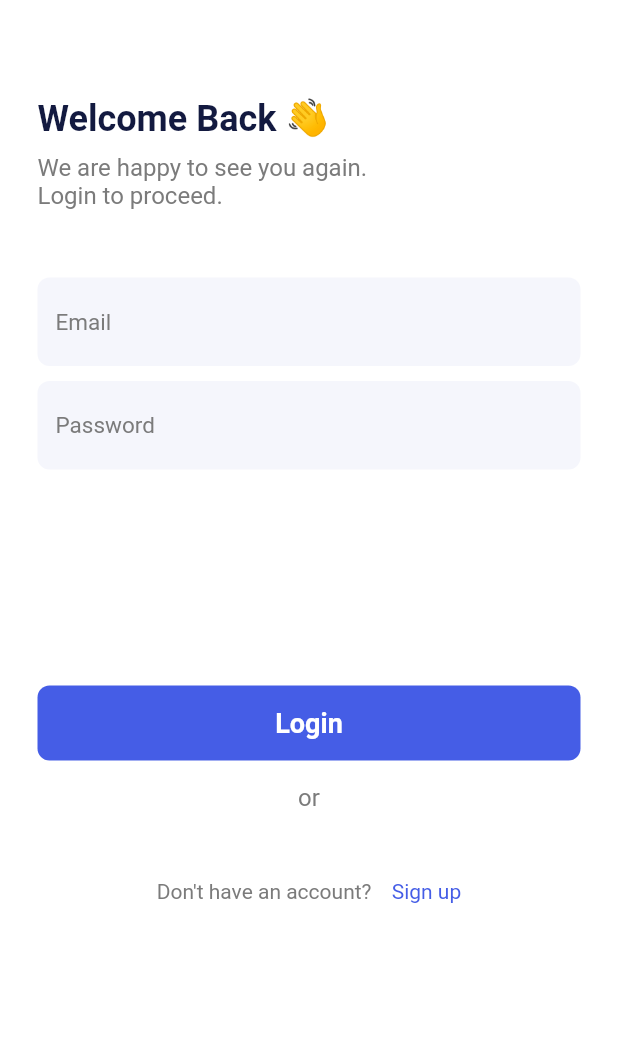
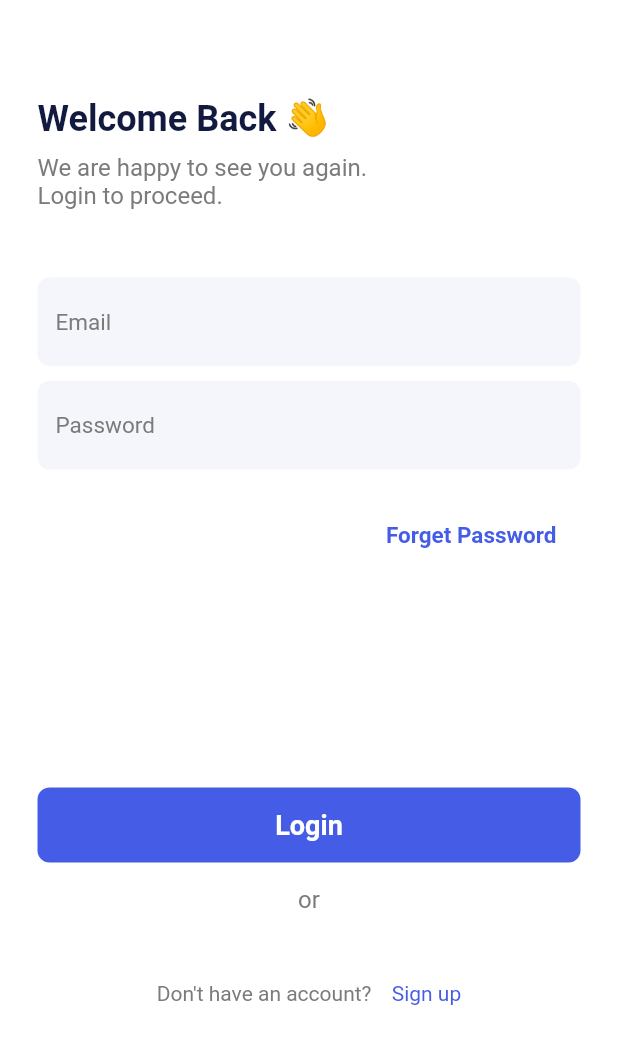
Before and after one commit to ZeeshanSalem/Techylem_blog_app, a Flutter app: the screen it shows after launch, on a phone screen of 412 x 824 dp. Shown: the top 1044 px of the screen. Run offline on Flutter 3.47's test engine with Material 2 defaults, Android fonts, the phone set to English and light mode, and no system bars; our stand-ins replace cloud_firestore, firebase_auth, firebase_core, firebase_storage, get, get_it and 2 more; accounts and stored records are empty; Roboto replaces fonts that are missing (Assistant, Sinhala Sangam MN).

```diff
--- a/lib/ui/custom_widget/blog_tile.dart
+++ b/lib/ui/custom_widget/blog_tile.dart
@@ -11,7 +11,8 @@ import 'package:get/get.dart';
 
 class BlogTile extends StatefulWidget {
   final Blog blog;
-  BlogTile({this.blog});
+  final myUid;
+  BlogTile({this.blog, this.myUid});
 
   @override
   _BlogTileState createState() => _BlogTileState();
@@ -21,7 +22,6 @@ class _BlogTileState extends State<BlogTile> {
    String halfText;
    bool isReadFullContent = false;
    bool isEqual;
-   final myUid = locator<AuthService>().appUser.id ?? "";
 
    @override
   void initState() {
@@ -135,7 +135,7 @@ class _BlogTileState extends State<BlogTile> {
           ///
          Align(
            alignment: Alignment.topRight,
-           child:  myUid == widget.blog.publisherId ?
+           child: widget.myUid == widget.blog.publisherId ?
            IconButton(
                icon: Container(
                  height: 40,
--- a/lib/ui/custom_widget/input_text_form_field.dart
+++ b/lib/ui/custom_widget/input_text_form_field.dart
@@ -21,6 +21,7 @@ class InputTextFormField extends StatelessWidget {
       validator: validation,
       obscureText: isPasswordActive,
       onChanged: onChanged,
+      onSaved: onChanged,
       cursorColor: primaryColor,
       decoration: InputDecoration(
 //                      labelText: "Name",
--- a/lib/ui/screens/registration_auth/login/login_screen.dart
+++ b/lib/ui/screens/registration_auth/login/login_screen.dart
@@ -2,6 +2,7 @@ import 'package:antonx/core/constant/colors.dart';
 import 'package:antonx/core/constant/text_style.dart';
 import 'package:antonx/core/enums/view_state.dart';
 import 'package:antonx/ui/custom_widget/auth_message.dart';
+import 'package:antonx/ui/custom_widget/dialogs/email_verfication_dialog.dart';
 import 'package:antonx/ui/custom_widget/input_text_form_field.dart';
 import 'package:antonx/ui/custom_widget/rectanguler_button.dart';
 import 'package:antonx/ui/screens/dashboard/dashboard_screen.dart';
@@ -26,37 +27,46 @@ class LoginScreen extends StatelessWidget {
           child: SafeArea(
             child: Scaffold(
               backgroundColor: Colors.white,
+
               ///
               /// Body Start From Here
               ///
               body: SingleChildScrollView(
                 child: Padding(
                   padding: EdgeInsets.fromLTRB(25, 65, 25, 28),
-
                   child: Form(
                     key: _formKey,
                     child: Column(
                       crossAxisAlignment: CrossAxisAlignment.start,
                       children: [
+                        Text(
+                          "Welcome Back 👋️‍",
+                          style: headingTextStyle,
+                        ),
 
-                        Text("Welcome Back 👋️‍", style: headingTextStyle,),
+                        SizedBox(
+                          height: 9,
+                        ),
 
-                        SizedBox(height: 9,),
-
-                        Text("We are happy to see you again.\nLogin to proceed.",
+                        Text(
+                          "We are happy to see you again.\nLogin to proceed.",
                           style: subHeadingTextStyle.copyWith(
                             height: 1.2,
                             fontSize: 16,
-                          ),),
+                          ),
+                        ),
 
-                        SizedBox(height: 45,),
+                        SizedBox(
+                          height: 45,
+                        ),
 
                         ///
                         /// Email Text Field
                         ///
                         InputTextFormField(
                           hintText: "Email",
-                          controller: TextEditingController(text: model.appUser.email),
+                          controller:
+                              TextEditingController(text: model.appUser.email),
                           validation: (String val) {
                             if (val == null || val.length < 1)
                               return 'Please enter your email';
@@ -68,7 +78,9 @@ class LoginScreen extends StatelessWidget {
                           },
                         ),
 
-                        SizedBox(height: 10,),
+                        SizedBox(
+                          height: 10,
+                        ),
 
                         ///
                         /// Password Text Field
@@ -76,7 +88,8 @@ class LoginScreen extends StatelessWidget {
                         InputTextFormField(
                           hintText: "Password",
                           isPasswordActive: true,
-                          controller: TextEditingController(text: model.appUser.password),
+                          controller: TextEditingController(
+                              text: model.appUser.password),
                           validation: (String val) {
                             if (val == null || val.length < 6)
                               return 'Min Password length = 6 characters';
@@ -88,7 +101,34 @@ class LoginScreen extends StatelessWidget {
                           },
                         ),
 
-                        SizedBox(height: 144,),
+                        SizedBox(
+                          height: 20,
+                        ),
+
+                        /// Forget Password
+                        ///
+                        Align(
+                          alignment: Alignment.centerRight,
+                          child: FlatButton(
+                            onPressed: () async {
+                              String email = await Get.dialog(EmailDialog());
+                              if (email != null) {
+//                                print(email);
+                                model.resetPassword(email);
+
+                              }
+                            },
+                            child: Text(
+                              "Forget Password",
+                              style:
+                                  buttonTextStyle.copyWith(color: primaryColor, fontSize: 15),
+                            ),
+                          ),
+                        ),
+
+                        SizedBox(
+                          height: 144,
+                        ),
 
                         ///
                         /// Registration Button
@@ -97,12 +137,12 @@ class LoginScreen extends StatelessWidget {
                           height: 50,
                           width: double.infinity,
                           child: RectangularButton(
-                            onPressed: () async{
-                              if(_formKey.currentState.validate()){
+                            onPressed: () async {
+                              if (_formKey.currentState.validate()) {
                                 await model.loginWithEmailPassword();
-                                if(model.authResult.status){
-                                  Get.to(DashboardScreen());
-                                } else{
+                                if (model.authResult.status) {
+                                  Get.offAll(()=>DashboardScreen());
+                                } else {
                                   showDialog(
                                     context: context,
                                     child: AlertDialog(
@@ -118,10 +158,10 @@ class LoginScreen extends StatelessWidget {
                             text: "Login",
                             textColor: Colors.white,
                             buttonColor: primaryColor,
-
                           ),
                         ),
 
+                        ///
 
                         ///
                         /// Or Text
@@ -129,12 +169,17 @@ class LoginScreen extends StatelessWidget {
                         Center(
                           child: Padding(
                             padding: EdgeInsets.symmetric(vertical: 15),
-                            child: Text("or",textAlign: TextAlign.center ,style: subHeadingTextStyle,),
+                            child: Text(
+                              "or",
+                              textAlign: TextAlign.center,
+                              style: subHeadingTextStyle,
+                            ),
                           ),
                         ),
 
-
-                        SizedBox(height: 30,),
+                        SizedBox(
+                          height: 30,
+                        ),
 
                         ///
                         /// Don't Have Account Button
@@ -146,13 +191,13 @@ class LoginScreen extends StatelessWidget {
                             authText: "Sign up",
                           ),
                         ),
-
                       ],
                     ),
                   ),
                 ),
               ),
-            ),),
+            ),
+          ),
         ),
       ),
     );
--- a/lib/ui/screens/registration_auth/sign_up/sign_up_screen.dart
+++ b/lib/ui/screens/registration_auth/sign_up/sign_up_screen.dart
@@ -118,7 +118,7 @@ class SignUpScreen extends StatelessWidget {
                               if(_formKey.currentState.validate()){
                                 await model.createAccount();
                                 if(model.authResult.status){
-                                  Get.to(DashboardScreen());
+                                  Get.offAll(() =>DashboardScreen());
                                 } else{
                                   showDialog(
                                     context: context,
```
Also changed, not shown: lib/core/services/auth_services.dart (+7 -4 lines), lib/ui/custom_widget/dialogs/email_verfication_dialog.dart (added, +66 -0 lines), lib/ui/screens/dashboard/dashboard_screen.dart (+16 -4 lines), lib/ui/screens/dashboard/dashboard_view_model.dart (+16 -0 lines), lib/ui/screens/registration_auth/login/login_view_model.dart (+9 -9 lines).
